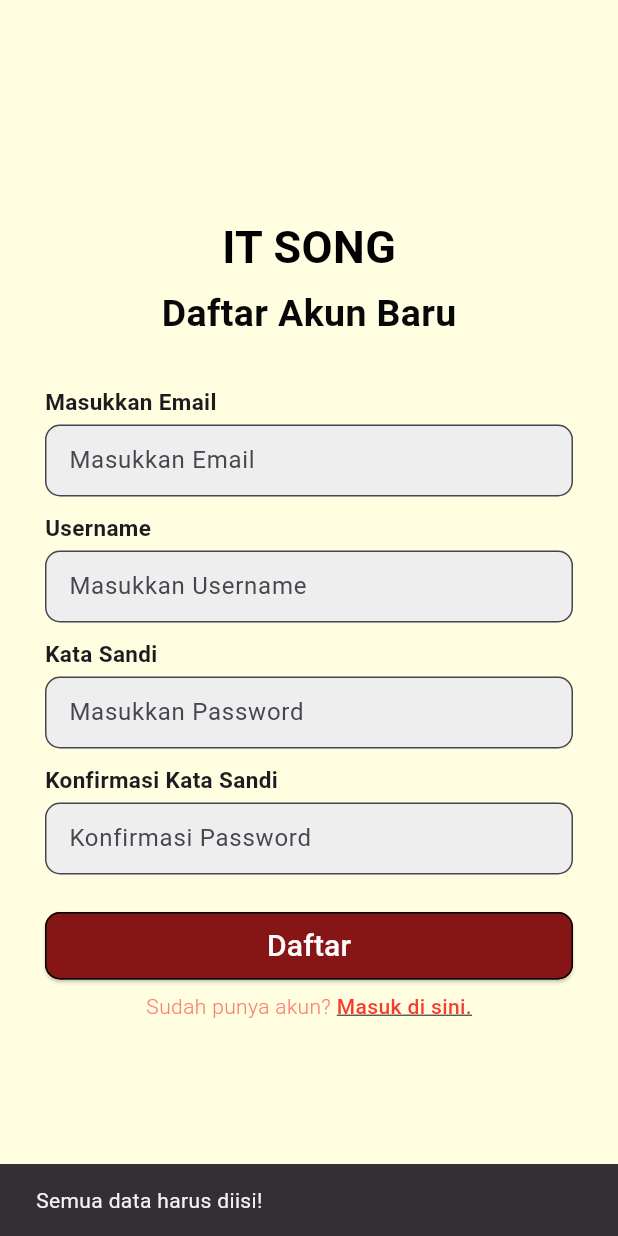
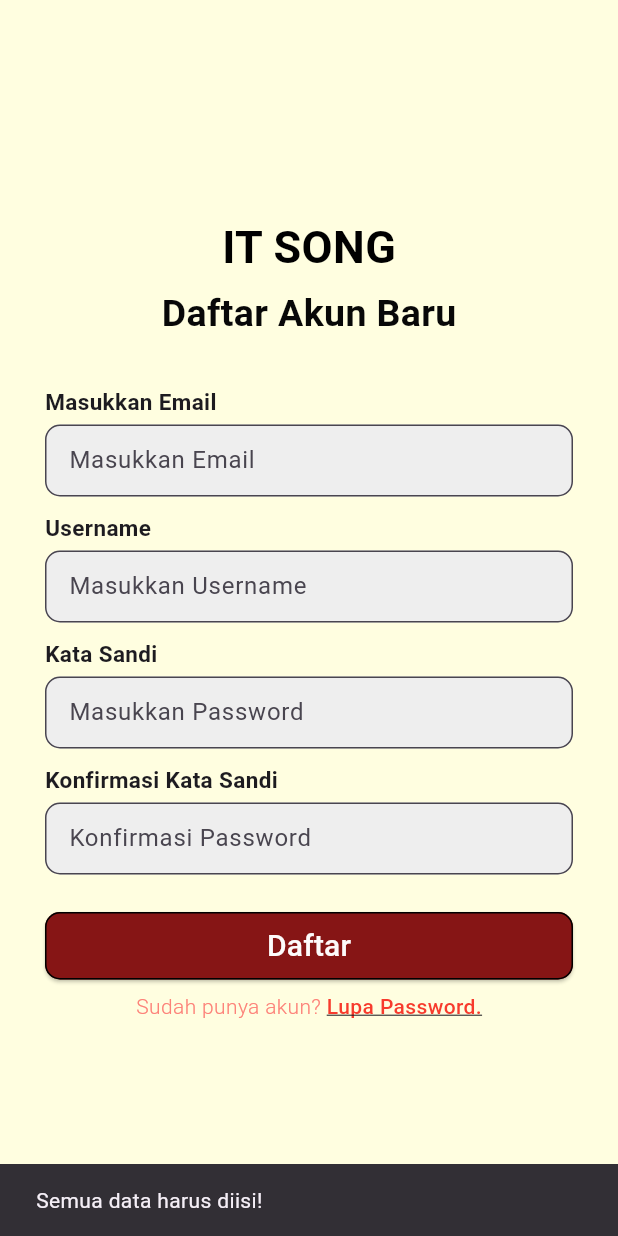
Before and after one commit to salwarifkiwahyuningtyas-bit/Project-IT-s-Song, a Flutter app: the screen it shows after launch, after a tap on "Daftar", on a phone screen of 412 x 824 dp. Run offline on Flutter 3.47's test engine with Material 3 defaults, Android fonts, the phone set to English and light mode, and no system bars; our stand-ins replace sqflite; accounts and stored records are empty.

Commit message:
revisi fix final

```diff
--- a/lib/daftar.dart
+++ b/lib/daftar.dart
@@ -1,4 +1,5 @@
 import 'package:flutter/material.dart';
+import 'package:flutter_application_2/homepage.dart';
 import 'package:flutter_application_2/playsong.dart';
 import 'package:flutter_application_2/lupa%20pw.dart';
 
@@ -213,7 +214,7 @@ class _DaftarState extends State<Daftar> {
                       Navigator.pushReplacement(
                         context,
                         MaterialPageRoute(
-                          builder: (context) => const Playsong(),
+                          builder: (context) => const AlbumPage(),
                         ),
                       );
                     },
@@ -254,7 +255,7 @@ class _DaftarState extends State<Daftar> {
                         );
                       },
                       child: const Text(
-                        'Masuk di sini.',
+                        'Lupa Password.',
                         style: TextStyle(
                           fontSize: 14,
                           fontWeight: FontWeight.w500,
```
